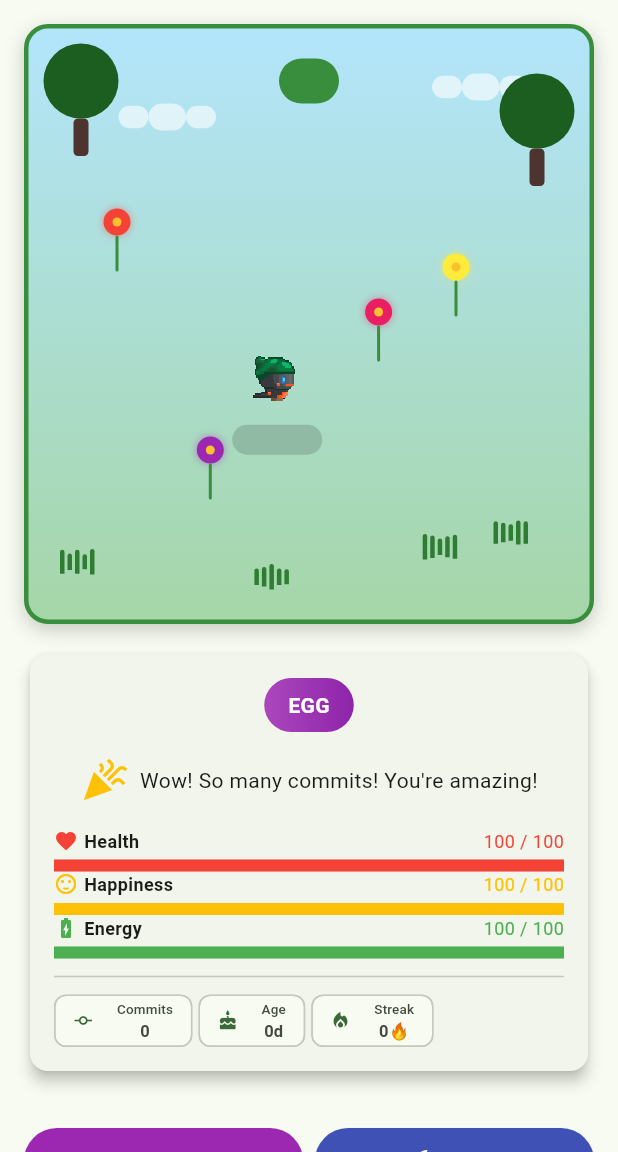
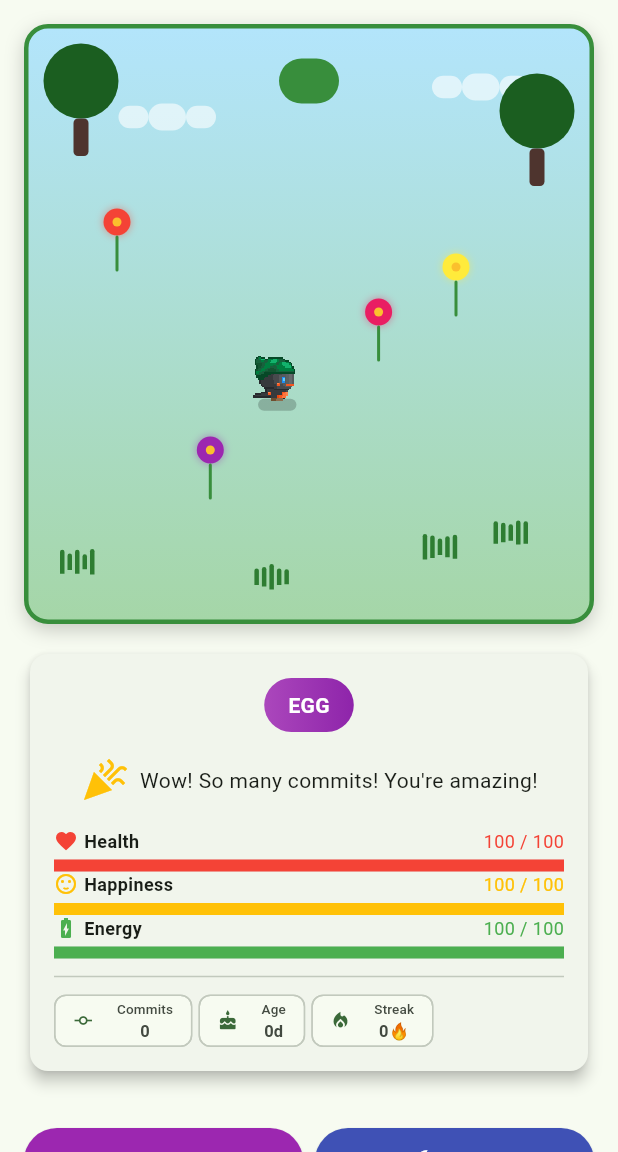
Before and after one commit to Heriep/tamagit, a Flutter app: the screen it shows after launch, on a phone screen of 412 x 824 dp, the part 84-1236 px from its top. Run offline on Flutter 3.47's test engine with Material 3 defaults, Android fonts, the phone set to English and light mode, and no system bars; our stand-ins replace shared_preferences; accounts and stored records are empty.

Commit message:
fix shadow under aquatan

```diff
--- a/lib/widgets/garden_environment.dart
+++ b/lib/widgets/garden_environment.dart
@@ -159,16 +159,23 @@ class _GardenEnvironmentState extends State<GardenEnvironment> with SingleTicker
                       animation: _movementController,
                       builder: (context, child) {
                         final currentPos = Offset.lerp(_petPosition, _targetPosition, _movementController.value)!;
+                        final displaySize = GameConstants.basePetSize * state.growthStage.size;
+
+                        // Scale shadow based on Aquatan's size
+                        final shadowWidth = displaySize * 0.8;
+                        final shadowHeight = displaySize * 0.25;
+                        // Shadow offset below the sprite
+                        final shadowYOffset = displaySize * 0.4;
 
                         return Positioned(
-                          left: constraints.maxWidth * currentPos.dx - 30,
-                          top: constraints.maxHeight * currentPos.dy + 30,
+                          left: constraints.maxWidth * currentPos.dx - shadowWidth / 2,
+                          top: constraints.maxHeight * currentPos.dy + shadowYOffset,
                           child: Container(
-                            width: 60,
-                            height: 20,
+                            width: shadowWidth,
+                            height: shadowHeight,
                             decoration: BoxDecoration(
-                              color: Colors.black.withOpacity(0.15),
-                              borderRadius: BorderRadius.circular(30),
+                              color: Colors.black.withOpacity(0.2),
+                              borderRadius: BorderRadius.circular(shadowWidth / 2),
                             ),
                           ),
                         );
```
